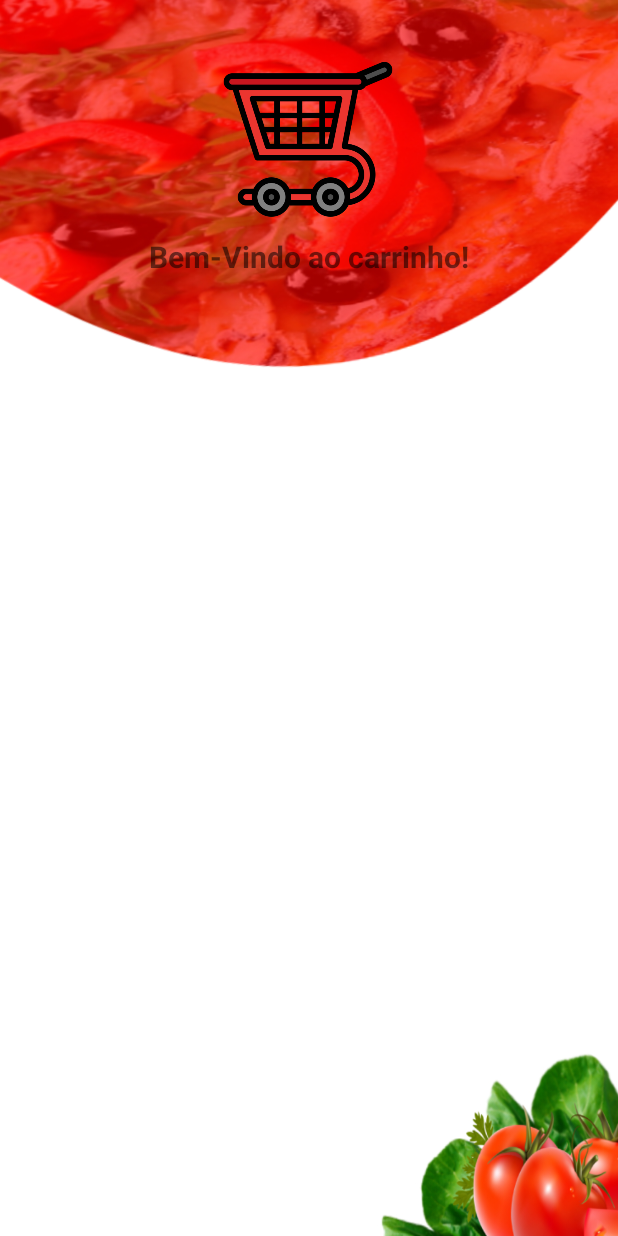
After one commit to gugapadilha/food-lovers-app, an Android app: the CarrinhoActivity screen opened directly, with no data from a screen before it, on a phone screen of 412 x 824 dp. The commit adds this screen. Run offline under Robolectric (Android 15) with nearby library versions, the phone set to English and light mode, and no system bars.

Commit message:
newLayoutSelect

```diff
--- a/app/src/main/AndroidManifest.xml
+++ b/app/src/main/AndroidManifest.xml
@@ -12,7 +12,11 @@
         <activity
             android:name=".CardapioActivity"
             android:exported="true" />
-        <activity android:name=".PizzaActivity"
+        <activity
+            android:name=".PizzaActivity"
+            android:exported="true"/>
+        <activity
+            android:name=".CarrinhoActivity"
             android:exported="true"/>
 
         <activity
--- /dev/null
+++ b/app/src/main/java/com/example/foodlovers/CarrinhoActivity.kt
@@ -0,0 +1,11 @@
+package com.example.foodlovers
+
+import android.os.Bundle
+import androidx.appcompat.app.AppCompatActivity
+
+class CarrinhoActivity: AppCompatActivity() {
+    override fun onCreate(savedInstanceState: Bundle?) {
+        super.onCreate(savedInstanceState)
+        setContentView(R.layout.activity_carrinho)
+    }
+}
--- a/app/src/main/java/com/example/foodlovers/PizzaActivity.kt
+++ b/app/src/main/java/com/example/foodlovers/PizzaActivity.kt
@@ -1,5 +1,6 @@
 package com.example.foodlovers
 
+import android.content.Intent
 import android.os.Bundle
 import android.view.View
 import android.widget.Toast
@@ -89,6 +90,9 @@
             }
         }
 
+        tv_irCarrinho.setOnClickListener {
+            startActivity(Intent(this@PizzaActivity, CarrinhoActivity::class.java))
+        }
 
     }
 }
--- /dev/null
+++ b/app/src/main/res/layout/activity_carrinho.xml
@@ -0,0 +1,32 @@
+<?xml version="1.0" encoding="utf-8"?>
+<androidx.constraintlayout.widget.ConstraintLayout
+    xmlns:android="http://schemas.android.com/apk/res/android"
+    xmlns:app="http://schemas.android.com/apk/res-auto"
+    xmlns:tools="http://schemas.android.com/tools"
+    android:layout_width="match_parent"
+    android:layout_height="match_parent"
+    android:background="@drawable/loginbackground">
+
+    <ImageView
+        android:id="@+id/iv_carrinho"
+        android:layout_width="120dp"
+        android:layout_height="120dp"
+        android:layout_marginTop="32dp"
+        app:layout_constraintEnd_toEndOf="parent"
+        app:layout_constraintHorizontal_bias="0.498"
+        app:layout_constraintStart_toStartOf="parent"
+        app:layout_constraintTop_toTopOf="parent"
+        app:srcCompat="@drawable/carrinho" />
+
+    <TextView
+        android:id="@+id/textView"
+        android:layout_width="wrap_content"
+        android:layout_height="wrap_content"
+        android:layout_marginTop="5dp"
+        android:text="Bem-Vindo ao carrinho!"
+        android:textSize="20dp"
+        android:textStyle="bold"
+        app:layout_constraintEnd_toEndOf="parent"
+        app:layout_constraintStart_toStartOf="parent"
+        app:layout_constraintTop_toBottomOf="@+id/iv_carrinho" />
+</androidx.constraintlayout.widget.ConstraintLayout>
--- a/app/src/main/res/layout/activity_pizza.xml
+++ b/app/src/main/res/layout/activity_pizza.xml
@@ -248,7 +248,7 @@
     </androidx.cardview.widget.CardView>
 
     <Button
-        android:id="@+id/signIn"
+        android:id="@+id/tv_irCarrinho"
         android:layout_width="match_parent"
         android:layout_height="wrap_content"
         android:layout_gravity="center"
```
Also changed, not shown: app/src/main/res/drawable/carrinho.png (added), app/src/main/res/drawable/moedas.png (added).
